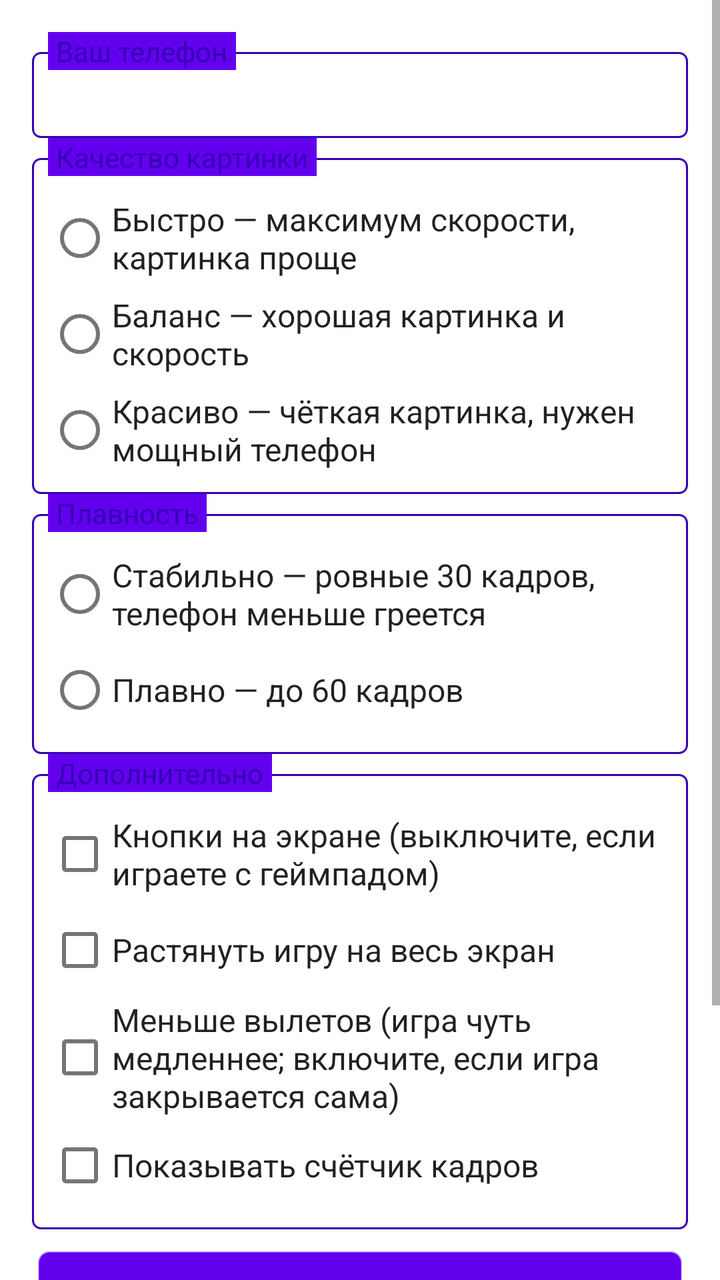
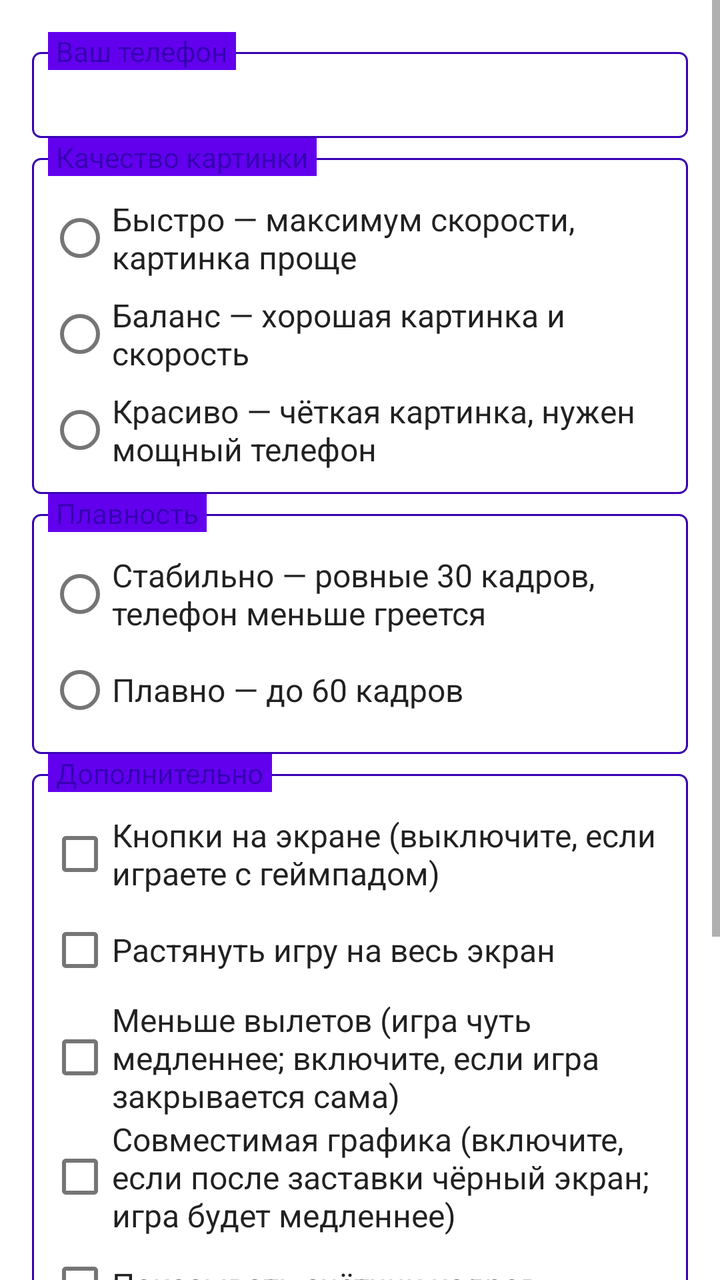

Two renders of the same Android screen: before a commit and after it. Below are the layout's source before the change and the commit's diff.
<!-- AndroidManifest.xml: fallback theme Theme.MaterialComponents.DayNight.NoActionBar -->
<!-- res/layout/game_settings_fragment.xml -->
<?xml version="1.0" encoding="utf-8"?>
<ScrollView xmlns:android="http://schemas.android.com/apk/res/android"
    android:layout_width="match_parent"
    android:layout_height="match_parent">

    <LinearLayout
        android:layout_width="match_parent"
        android:layout_height="wrap_content"
        android:orientation="vertical"
        android:padding="16dp">

        <FrameLayout
            android:layout_width="match_parent"
            android:layout_height="wrap_content">

            <LinearLayout style="@style/FieldSet">
                <TextView
                    android:id="@+id/TVDeviceInfo"
                    android:layout_width="match_parent"
                    android:layout_height="wrap_content"
                    android:lineSpacingExtra="2dp" />
            </LinearLayout>

            <TextView
                style="@style/FieldSetLabel"
                android:text="@string/gs_your_phone" />
        </FrameLayout>

        <FrameLayout
            android:layout_width="match_parent"
            android:layout_height="wrap_content">

            <LinearLayout style="@style/FieldSet">
                <RadioGroup
                    android:id="@+id/RGQuality"
                    android:layout_width="match_parent"
                    android:layout_height="wrap_content">

                    <RadioButton
                        android:id="@+id/RBQualityFast"
                        style="@style/RadioButton"
                        android:layout_width="match_parent"
                        android:layout_height="wrap_content"
                        android:text="@string/gs_quality_fast" />

                    <RadioButton
                        android:id="@+id/RBQualityBalanced"
                        style="@style/RadioButton"
                        android:layout_width="match_parent"
                        android:layout_height="wrap_content"
                        android:text="@string/gs_quality_balanced" />

                    <RadioButton
                        android:id="@+id/RBQualityBeautiful"
                        style="@style/RadioButton"
                        android:layout_width="match_parent"
                        android:layout_height="wrap_content"
                        android:text="@string/gs_quality_beautiful" />
                </RadioGroup>
            </LinearLayout>

            <TextView
                style="@style/FieldSetLabel"
                android:text="@string/gs_quality" />
        </FrameLayout>

        <FrameLayout
            android:layout_width="match_parent"
            android:layout_height="wrap_content">

            <LinearLayout style="@style/FieldSet">
                <RadioGroup
                    android:id="@+id/RGFPS"
                    android:layout_width="match_parent"
                    android:layout_height="wrap_content">

                    <RadioButton
                        android:id="@+id/RBFPS30"
                        style="@style/RadioButton"
                        android:layout_width="match_parent"
                        android:layout_height="wrap_content"
                        android:text="@string/gs_fps_30" />

                    <RadioButton
                        android:id="@+id/RBFPS60"
                        style="@style/RadioButton"
                        android:layout_width="match_parent"
                        android:layout_height="wrap_content"
                        android:text="@string/gs_fps_60" />
                </RadioGroup>
            </LinearLayout>

            <TextView
                style="@style/FieldSetLabel"
                android:text="@string/gs_smoothness" />
        </FrameLayout>

        <FrameLayout
            android:layout_width="match_parent"
            android:layout_height="wrap_content">

            <LinearLayout style="@style/FieldSet">
                <CheckBox
                    android:id="@+id/CBTouchControls"
                    style="@style/CheckBox"
                    android:layout_width="match_parent"
                    android:layout_height="wrap_content"
                    android:text="@string/gs_touch_controls" />

                <CheckBox
                    android:id="@+id/CBFullscreen"
                    style="@style/CheckBox"
                    android:layout_width="match_parent"
                    android:layout_height="wrap_content"
                    android:text="@string/gs_fullscreen" />

                <CheckBox
                    android:id="@+id/CBFewerCrashes"
                    style="@style/CheckBox"
                    android:layout_width="match_parent"
                    android:layout_height="wrap_content"
                    android:text="@string/gs_fewer_crashes" />

                <CheckBox
                    android:id="@+id/CBShowFPS"
                    style="@style/CheckBox"
                    android:layout_width="match_parent"
                    android:layout_height="wrap_content"
                    android:text="@string/gs_show_fps" />
            </LinearLayout>

            <TextView
                style="@style/FieldSetLabel"
                android:text="@string/gs_extra" />
        </FrameLayout>

        <Button
            android:id="@+id/BTPlay"
            style="@style/ButtonPositive"
            android:layout_width="match_parent"
            android:layout_height="wrap_content"
            android:layout_marginTop="8dp"
            android:text="@string/gs_save_and_play" />

        <Button
            android:id="@+id/BTAuto"
            style="@style/ButtonNeutral"
            android:layout_width="match_parent"
            android:layout_height="wrap_content"
            android:layout_marginTop="8dp"
            android:text="@string/gs_auto" />

        <Button
            android:id="@+id/BTAdvanced"
            style="@style/ButtonNeutral"
            android:layout_width="match_parent"
            android:layout_height="wrap_content"
            android:layout_marginTop="24dp"
            android:text="@string/gs_advanced" />
    </LinearLayout>
</ScrollView>
<!-- resources referenced by this layout -->
<resources>
  <string name="gs_advanced">Расширенные настройки (для опытных)</string>
  <string name="gs_auto">Подобрать автоматически</string>
  <string name="gs_extra">Дополнительно</string>
  <string name="gs_fewer_crashes">Меньше вылетов (игра чуть медленнее; включите, если игра закрывается сама)</string>
  <string name="gs_fps_30">Стабильно — ровные 30 кадров, телефон меньше греется</string>
  <string name="gs_fps_60">Плавно — до 60 кадров</string>
  <string name="gs_fullscreen">Растянуть игру на весь экран</string>
  <string name="gs_quality">Качество картинки</string>
  <string name="gs_quality_balanced">Баланс — хорошая картинка и скорость</string>
  <string name="gs_quality_beautiful">Красиво — чёткая картинка, нужен мощный телефон</string>
  <string name="gs_quality_fast">Быстро — максимум скорости, картинка проще</string>
  <string name="gs_save_and_play">Сохранить и играть</string>
  <string name="gs_show_fps">Показывать счётчик кадров</string>
  <string name="gs_smoothness">Плавность</string>
  <string name="gs_touch_controls">Кнопки на экране (выключите, если играете с геймпадом)</string>
  <string name="gs_your_phone">Ваш телефон</string>
  <style name="ButtonNeutral" parent="BaseButton">
          <item name="android:background">@drawable/button_neutral</item>
          <item name="android:textColor">#ffffff</item>
      </style>
  <style name="ButtonPositive" parent="BaseButton">
          <item name="android:background">@drawable/button_positive</item>
          <item name="android:textColor">#ffffff</item>
      </style>
  <style name="CheckBox" parent="@android:style/Widget.CompoundButton.CheckBox">
          <item name="android:textSize">16sp</item>
          <item name="android:textColor">?attr/colorPrimaryText</item>
      </style>
  <style name="FieldSetLabel">
          <item name="android:layout_width">wrap_content</item>
          <item name="android:layout_height">wrap_content</item>
          <item name="android:background">?attr/colorPrimarySurface</item>
          <item name="android:orientation">vertical</item>
          <item name="android:paddingLeft">4dp</item>
          <item name="android:paddingRight">4dp</item>
          <item name="android:layout_marginLeft">8dp</item>
          <item name="android:textColor">?attr/colorPrimaryVariant</item>
      </style>
  <style name="RadioButton" parent="@android:style/Widget.CompoundButton.RadioButton">
          <item name="android:textSize">16sp</item>
          <item name="android:textColor">?attr/colorPrimaryText</item>
          <item name="android:paddingRight">8dp</item>
      </style>
  <!-- drawable button_neutral (drawable) -->
  <?xml version="1.0" encoding="utf-8"?>
  <selector xmlns:android="http://schemas.android.com/apk/res/android" >
      <item android:state_pressed="true" android:drawable="@drawable/button_neutral_pressed" />
      <item android:state_focused="true" android:drawable="@drawable/button_neutral_normal" />
      <item android:drawable="@drawable/button_neutral_normal" />
  </selector>
  <!-- drawable button_positive (drawable) -->
  <?xml version="1.0" encoding="utf-8"?>
  <selector xmlns:android="http://schemas.android.com/apk/res/android" >
      <item android:state_pressed="true" android:drawable="@drawable/button_positive_pressed" />
      <item android:state_focused="true" android:drawable="@drawable/button_positive_normal" />
      <item android:drawable="@drawable/button_positive_normal" />
  </selector>
  <!-- drawable bordered_panel (drawable) -->
  <?xml version="1.0" encoding="utf-8"?>
  <shape xmlns:android="http://schemas.android.com/apk/res/android"
      android:shape="rectangle">
      <corners android:radius="4dp" />
      <stroke android:width="1dp" android:color="?attr/colorPrimaryVariant" />
  </shape>
  <!-- unchanged entries left out for length: 6 -->
</resources>

<!-- the commit's change to res/layout/game_settings_fragment.xml (unified diff, before → after) -->
@@ -122,6 +122,13 @@
                     android:text="@string/gs_fewer_crashes" />
 
                 <CheckBox
+                    android:id="@+id/CBCompatibleGraphics"
+                    style="@style/CheckBox"
+                    android:layout_width="match_parent"
+                    android:layout_height="wrap_content"
+                    android:text="@string/gs_compatible_graphics" />
+
+                <CheckBox
                     android:id="@+id/CBShowFPS"
                     style="@style/CheckBox"
                     android:layout_width="match_parent"
<!-- resource entries referenced after the edit -->
@@ -2,6 +2,7 @@
 <resources>
   <string name="gs_advanced">Расширенные настройки (для опытных)</string>
   <string name="gs_auto">Подобрать автоматически</string>
+  <string name="gs_compatible_graphics">Совместимая графика (включите, если после заставки чёрный экран; игра будет медленнее)</string>
   <string name="gs_extra">Дополнительно</string>
   <string name="gs_fewer_crashes">Меньше вылетов (игра чуть медленнее; включите, если игра закрывается сама)</string>
   <string name="gs_fps_30">Стабильно — ровные 30 кадров, телефон меньше греется</string>
